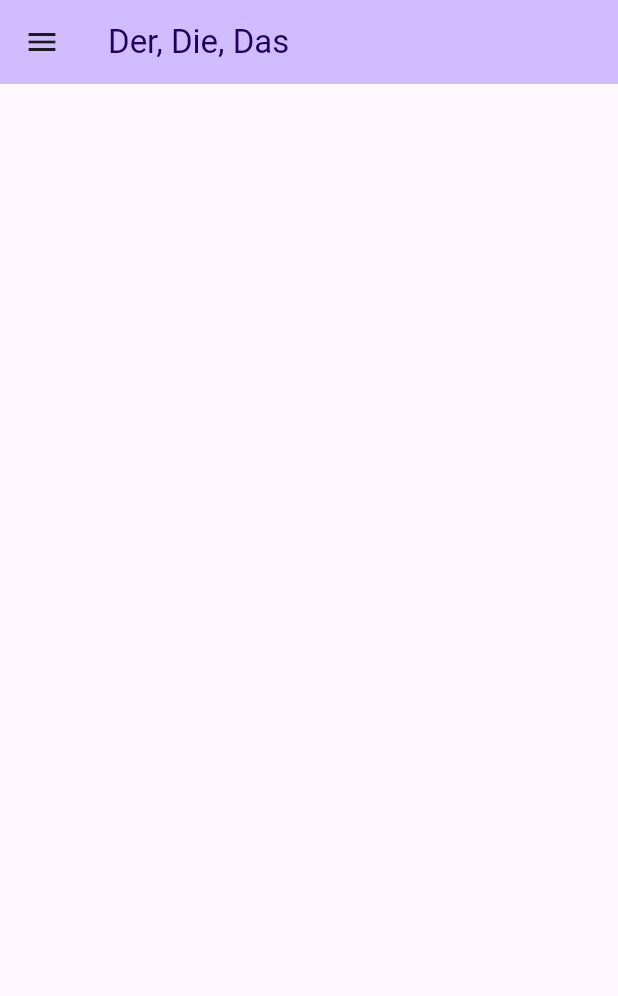
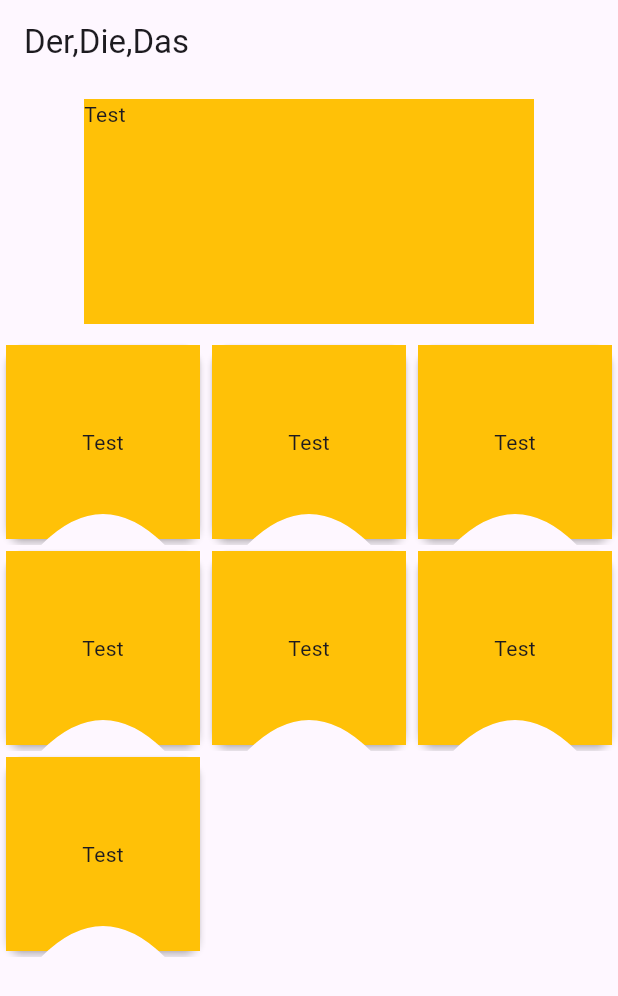
Before and after one commit to soulandbone/der_die_das, a Flutter app: the screen it shows after launch, on a phone screen of 412 x 824 dp. Shown: the top 996 px of the screen. Run offline on Flutter 3.47's test engine with Material 3 defaults, Android fonts, the phone set to English and light mode, and no system bars; our stand-ins replace bloc, cloud_firestore, firebase_core, flex_color_scheme, flutter_bloc, gap and 2 more; accounts and stored records are empty; statements that could not run were skipped.

Commit message:
Timer fully working

```diff
--- a/lib/main.dart
+++ b/lib/main.dart
@@ -6,6 +6,7 @@ import 'package:der_die_das/injection_container.dart';
 import 'package:der_die_das/presentation/bloc/questionBloc/question_bloc.dart';
 import 'package:der_die_das/presentation/bloc/themeBloc/bloc/theme_bloc.dart';
 import 'package:der_die_das/presentation/screens/home.dart';
+import 'package:der_die_das/presentation/screens/menu.dart';
 
 import 'package:firebase_core/firebase_core.dart';
 import 'package:flutter/material.dart';
@@ -52,7 +53,7 @@ class MyApp extends StatelessWidget {
             (currentState as Settings).isDark
                 ? ThemeData.dark()
                 : ThemeData.light(),
-        home: HomeScreen(),
+        home: MenuScreen(), //HomeScreen(),
       ),
     );
   }
--- a/lib/presentation/screens/home.dart
+++ b/lib/presentation/screens/home.dart
@@ -3,6 +3,8 @@ import 'package:der_die_das/presentation/screens/end.dart';
 import 'package:der_die_das/presentation/widgets/cardQuestion/card_question.dart';
 import 'package:der_die_das/presentation/widgets/current_score.dart';
 import 'package:der_die_das/presentation/widgets/drawer/main_drawer.dart';
+import 'package:der_die_das/presentation/widgets/timer/circle_timer.dart';
+import 'package:der_die_das/presentation/widgets/timer/full_timer.dart';
 import 'package:der_die_das/presentation/widgets/timer/timer_card.dart';
 import 'package:flutter/material.dart';
 import 'package:flutter_bloc/flutter_bloc.dart';
@@ -32,7 +34,7 @@ class HomeScreen extends StatelessWidget {
               children: [
                 CurrentScore(state.currentScore),
                 Gap(80),
-                TimerCard(timeLeft: state.remainingTime.toString()),
+                FullTimer(timeLeft: state.remainingTime),
                 Gap(100),
                 CardQuestion(
                   question: state.questions[state.currentIndex].word,
--- /dev/null
+++ b/lib/presentation/screens/menu.dart
@@ -0,0 +1,15 @@
+import 'package:der_die_das/presentation/widgets/options_menu.dart';
+import 'package:der_die_das/presentation/widgets/welcome_banner.dart';
+import 'package:flutter/material.dart';
+
+class MenuScreen extends StatelessWidget {
+  const MenuScreen({super.key});
+
+  @override
+  Widget build(BuildContext context) {
+    return Scaffold(
+      appBar: AppBar(title: Text('Der,Die,Das')),
+      body: Column(children: [WelcomeBanner(), Expanded(child: OptionMenu())]),
+    );
+  }
+}
--- /dev/null
+++ b/lib/presentation/widgets/optionMenuItem/clipper/my_clipper.dart
@@ -0,0 +1,31 @@
+import 'package:flutter/material.dart';
+
+class MyClipper extends CustomClipper<Path> {
+  @override
+  Path getClip(Size size) {
+    var path = Path();
+    path.moveTo(0, 0);
+    // Bottom left
+    path.lineTo(0, size.height);
+
+    path.lineTo(size.width * 0.2, size.height);
+    path.quadraticBezierTo(
+      size.width / 2,
+      size.height * 0.7,
+      size.width * 0.8,
+      size.height,
+    );
+    path.lineTo(size.width, size.height);
+    path.lineTo(size.width, 0);
+
+    // Back to start
+    path.close();
+
+    return path;
+  }
+
+  @override
+  bool shouldReclip(covariant CustomClipper<Path> oldClipper) {
+    return false;
+  }
+}
--- /dev/null
+++ b/lib/presentation/widgets/optionMenuItem/option_menu_item.dart
@@ -0,0 +1,19 @@
+import 'package:der_die_das/presentation/widgets/optionMenuItem/clipper/my_clipper.dart';
+import 'package:flutter/material.dart';
+
+class OptionMenuItem extends StatelessWidget {
+  const OptionMenuItem({required this.color, super.key});
+
+  final Color color;
+
+  @override
+  Widget build(BuildContext context) {
+    return ClipPath(
+      clipper: MyClipper(),
+      child: Card(
+        elevation: 2,
+        child: Container(color: color, child: Center(child: Text('Test'))),
+      ),
+    );
+  }
+}
--- /dev/null
+++ b/lib/presentation/widgets/options_menu.dart
@@ -0,0 +1,19 @@
+import 'package:der_die_das/presentation/widgets/optionMenuItem/option_menu_item.dart';
+import 'package:flutter/material.dart';
+
+class OptionMenu extends StatelessWidget {
+  const OptionMenu({super.key});
+
+  @override
+  Widget build(BuildContext context) {
+    return GridView.builder(
+      gridDelegate: SliverGridDelegateWithFixedCrossAxisCount(
+        crossAxisCount: 3,
+      ),
+      itemCount: 7,
+      itemBuilder: (context, index) {
+        return OptionMenuItem(color: Colors.amber);
+      },
+    );
+  }
+}
--- a/lib/presentation/widgets/timer/circle_timer.dart
+++ b/lib/presentation/widgets/timer/circle_timer.dart
@@ -8,9 +8,11 @@ class CircleTimer extends StatelessWidget {
 
   @override
   Widget build(BuildContext context) {
-    return CustomPaint(
-      size: Size(400, 400),
-      painter: MyPainter(pctOfTimeLeft: pctOfTimeLeft),
+    return Center(
+      child: CustomPaint(
+        size: Size(180, 180),
+        painter: MyPainter(pctOfTimeLeft: pctOfTimeLeft),
+      ),
     );
   }
 }
--- /dev/null
+++ b/lib/presentation/widgets/timer/full_timer.dart
@@ -0,0 +1,20 @@
+import 'package:der_die_das/presentation/widgets/timer/circle_timer.dart';
+import 'package:der_die_das/presentation/widgets/timer/timer_card.dart';
+import 'package:flutter/material.dart';
+
+class FullTimer extends StatelessWidget {
+  const FullTimer({required this.timeLeft, super.key});
+
+  final int timeLeft;
+
+  @override
+  Widget build(BuildContext context) {
+    return Stack(
+      alignment: Alignment.center,
+      children: [
+        CircleTimer(pctOfTimeLeft: timeLeft / 45),
+        TimerCard(timeLeft: timeLeft.toString()),
+      ],
+    );
+  }
+}
--- a/lib/presentation/widgets/timer/painters/my_painter.dart
+++ b/lib/presentation/widgets/timer/painters/my_painter.dart
@@ -34,6 +34,6 @@ class MyPainter extends CustomPainter {
 
   @override
   bool shouldRepaint(covariant CustomPainter oldDelegate) {
-    return false;
+    return true;
   }
 }
--- /dev/null
+++ b/lib/presentation/widgets/welcome_banner.dart
@@ -0,0 +1,20 @@
+import 'package:flutter/material.dart';
+
+class WelcomeBanner extends StatelessWidget {
+  const WelcomeBanner({super.key});
+
+  @override
+  Widget build(BuildContext context) {
+    return ClipRRect(
+      borderRadius: BorderRadius.circular(40),
+      child: Container(
+        height: 150,
+        margin: EdgeInsets.symmetric(horizontal: 15, vertical: 10),
+        width: 300,
+        color: Colors.amber,
+        // padding: EdgeInsets.all(10),
+        child: Text('Test'),
+      ),
+    );
+  }
+}
```
